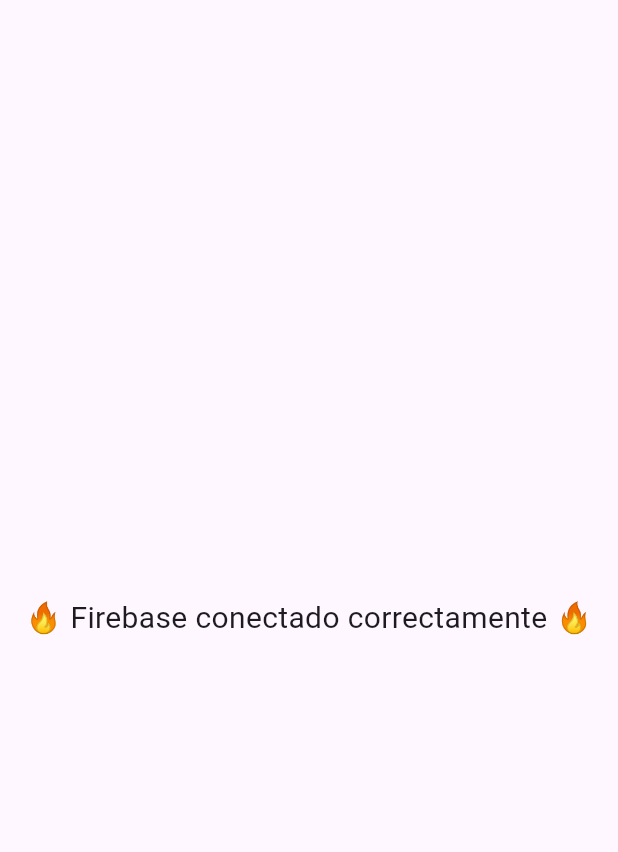
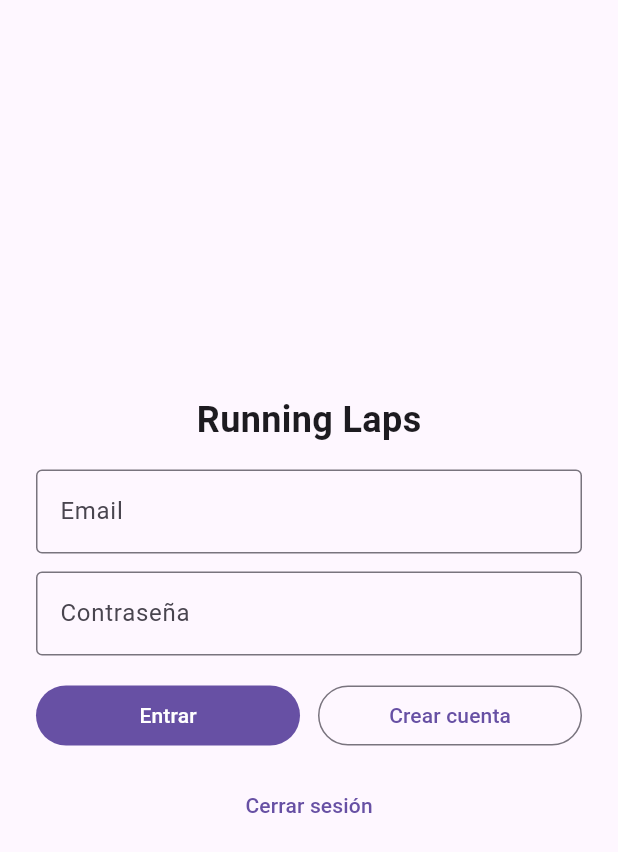
Before and after one commit to mariomenvel/running-laps, a Flutter app: the screen it shows after launch, on a phone screen of 412 x 824 dp. Shown: the top 852 px of the screen. Run offline on Flutter 3.47's test engine with Material 3 defaults, Android fonts, the phone set to English and light mode, and no system bars; our stand-ins replace firebase_auth, firebase_core; accounts and stored records are empty.

Commit message:
feat(auth): pantalla de login/registro simple conectada a Firebase Auth

```diff
--- /dev/null
+++ b/lib/features/auth/presentation/login_page.dart
@@ -0,0 +1,113 @@
+import 'package:flutter/material.dart';
+import '../../auth/data/auth_repository.dart';
+
+class LoginPage extends StatefulWidget {
+  const LoginPage({super.key});
+
+  @override
+  State<LoginPage> createState() => _LoginPageState();
+}
+
+class _LoginPageState extends State<LoginPage> {
+  final _emailCtrl = TextEditingController();
+  final _passCtrl  = TextEditingController();
+  bool _loading = false;
+  final _auth = AuthRepository();
+
+  void _showError(Object e) {
+    final msg = e.toString();
+    ScaffoldMessenger.of(context).showSnackBar(SnackBar(content: Text(msg)));
+  }
+
+  Future<void> _signIn() async {
+    setState(() => _loading = true);
+    try {
+      await _auth.signIn(email: _emailCtrl.text, password: _passCtrl.text);
+      if (!mounted) return;
+      ScaffoldMessenger.of(context).showSnackBar(
+        const SnackBar(content: Text('Sesión iniciada')),
+      );
+    } catch (e) {
+      _showError(e);
+    } finally {
+      if (mounted) setState(() => _loading = false);
+    }
+  }
+
+  Future<void> _signUp() async {
+    setState(() => _loading = true);
+    try {
+      await _auth.signUp(email: _emailCtrl.text, password: _passCtrl.text);
+      if (!mounted) return;
+      ScaffoldMessenger.of(context).showSnackBar(
+        const SnackBar(content: Text('Cuenta creada')),
+      );
+    } catch (e) {
+      _showError(e);
+    } finally {
+      if (mounted) setState(() => _loading = false);
+    }
+  }
+
+  @override
+  Widget build(BuildContext context) {
+    return Scaffold(
+      body: Center(
+        child: ConstrainedBox(
+          constraints: const BoxConstraints(maxWidth: 420),
+          child: Padding(
+            padding: const EdgeInsets.all(24),
+            child: Column(
+              mainAxisAlignment: MainAxisAlignment.center,
+              children: [
+                const Text('Running Laps', style: TextStyle(fontSize: 24, fontWeight: FontWeight.bold)),
+                const SizedBox(height: 16),
+                TextField(
+                  controller: _emailCtrl,
+                  keyboardType: TextInputType.emailAddress,
+                  decoration: const InputDecoration(labelText: 'Email', border: OutlineInputBorder()),
+                ),
+                const SizedBox(height: 12),
+                TextField(
+                  controller: _passCtrl,
+                  obscureText: true,
+                  decoration: const InputDecoration(labelText: 'Contraseña', border: OutlineInputBorder()),
+                ),
+                const SizedBox(height: 16),
+                Row(
+                  children: [
+                    Expanded(
+                      child: FilledButton(
+                        onPressed: _loading ? null : _signIn,
+                        child: Text(_loading ? 'Entrando...' : 'Entrar'),
+                      ),
+                    ),
+                    const SizedBox(width: 12),
+                    Expanded(
+                      child: OutlinedButton(
+                        onPressed: _loading ? null : _signUp,
+                        child: const Text('Crear cuenta'),
+                      ),
+                    ),
+                  ],
+                ),
+                const SizedBox(height: 12),
+                TextButton(
+                  onPressed: _loading ? null : () async {
+                    await _auth.signOut();
+                    if (mounted) {
+                      ScaffoldMessenger.of(context).showSnackBar(
+                        const SnackBar(content: Text('Sesión cerrada')),
+                      );
+                    }
+                  },
+                  child: const Text('Cerrar sesión'),
+                ),
+              ],
+            ),
+          ),
+        ),
+      ),
+    );
+  }
+}
--- a/lib/main.dart
+++ b/lib/main.dart
@@ -1,6 +1,10 @@
+// main.dart
 import 'package:flutter/material.dart';
 import 'package:firebase_core/firebase_core.dart';
 import 'firebase_options.dart';
+import 'features/auth/presentation/login_page.dart';
+import 'features/auth/data/auth_repository.dart';
+import 'package:firebase_auth/firebase_auth.dart';
 
 void main() async {
   WidgetsFlutterBinding.ensureInitialized();
@@ -12,20 +16,19 @@
 
 class MyApp extends StatelessWidget {
   const MyApp({super.key});
-
   @override
   Widget build(BuildContext context) {
+    final auth = AuthRepository();
     return MaterialApp(
       debugShowCheckedModeBanner: false,
       title: 'Running Laps',
-      home: Scaffold(
-        body: Center(
-          child: Text(
-            '🔥 Firebase conectado correctamente 🔥',
-            style: TextStyle(fontSize: 20),
-            textAlign: TextAlign.center,
-          ),
-        ),
+      home: StreamBuilder<User?>(
+        stream: auth.authStateChanges(),
+        builder: (context, snap) {
+          final user = snap.data;
+          // Aquí luego pondremos Home si hay sesión
+          return const LoginPage();
+        },
       ),
     );
   }
```
